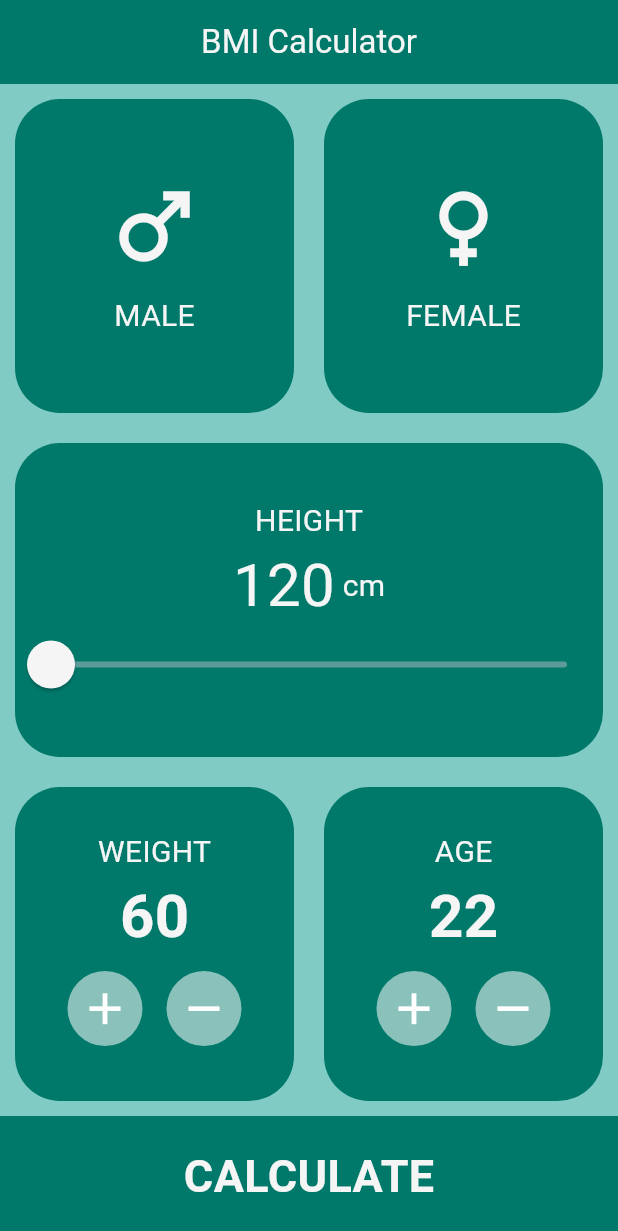
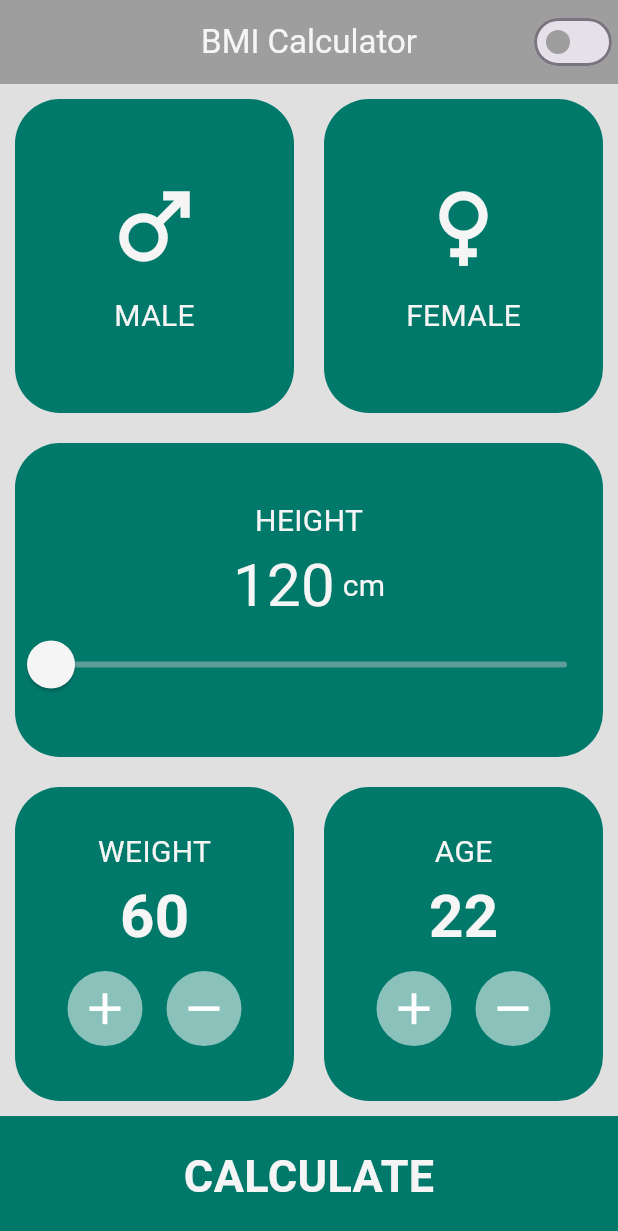
Before and after one commit to akbar003/bmi_culculator, a Flutter app: the screen it shows after launch, on a phone screen of 412 x 824 dp. Shown: the top 1231 px of the screen. Run offline on Flutter 3.47's test engine with Material 3 defaults, Android fonts, the phone set to English and light mode, and no system bars.

Commit message:
bmi calculator compelet

```diff
--- /dev/null
+++ b/lib/constants/theme_constant.dart
@@ -0,0 +1,26 @@
+import 'package:bmi_culculator/constants/constant.colours.dart';
+import 'package:flutter/material.dart';
+
+ThemeData myLightTheme = ThemeData(
+  brightness: Brightness.light,
+  appBarTheme: AppBarTheme(
+    backgroundColor: Colors.grey,
+    foregroundColor: Colors.white,
+  ),
+
+  scaffoldBackgroundColor: Colors.grey[300],
+  switchTheme: SwitchThemeData(
+    thumbColor: MaterialStateProperty.all<Color>(Colors.grey),
+  ),
+);
+
+  ThemeData myDarkTheme = ThemeData(
+    brightness: Brightness.dark,
+    appBarTheme: AppBarTheme(
+      backgroundColor: kPinkColor,
+      foregroundColor: Colors.white,
+    ),
+      switchTheme: SwitchThemeData(
+        thumbColor: MaterialStateProperty.all<Color>(kPinkColor),
+  ),
+  );
--- a/lib/main.dart
+++ b/lib/main.dart
@@ -12,9 +12,6 @@ class MyApp extends StatelessWidget {
   // This widget is the root of your application.
   @override
   Widget build(BuildContext context) {
-    return MaterialApp(
-      debugShowCheckedModeBanner: false,
-      home: UserInterface(),
-    );
+    return  UserInterface();
   }
 }
--- a/lib/user_interface.dart
+++ b/lib/user_interface.dart
@@ -6,8 +6,10 @@ import 'package:bmi_culculator/components/custom_container.dart';
 import 'package:bmi_culculator/components/icon_content.dart';
 import 'package:bmi_culculator/constants/constant.colours.dart';
 import 'package:bmi_culculator/constants/font_style_constant.dart';
+import 'package:bmi_culculator/constants/theme_constant.dart';
 import 'package:bmi_culculator/result_interface.dart';
 import 'package:bmi_culculator/view_model/bmi_result_culculator.dart';
+import 'package:bmi_culculator/view_model/theme_manager.dart';
 import 'package:flutter/cupertino.dart';
 import 'package:flutter/material.dart';
 import 'package:flutter/widgets.dart';
@@ -25,6 +27,7 @@ class _UserInterfaceState extends State<UserInterface> {
   int height = 120;
   int weight = 60;
   int age = 22;
+  ThemeManager _themeManager= ThemeManager();
   // Color maleContainerColour = kInActiveColour;
   // Color femaleContainerColour = kInActiveColour;
   // getColor(String genter) {
@@ -41,17 +44,49 @@ class _UserInterfaceState extends State<UserInterface> {
   //   }
   // }
   Gender? selectGender;
+
+  @override
+  void dispose(){
+    _themeManager.removeListener(themeChange);
+    super.dispose();
+  }
+
+  @override
+  void initState(){
+    _themeManager.addListener(themeChange);
+    super.initState();
+  }
+
+  themeChange(){
+    if(mounted){
+      setState(() {
+
+      });
+    }
+  }
   @override
   Widget build(BuildContext context) {
-    return Scaffold(
-      backgroundColor: ScaffoldColour,
+    return MaterialApp(
+      debugShowCheckedModeBanner: false,
+      theme: myLightTheme,
+      darkTheme: myDarkTheme,
+      themeMode: _themeManager.themeMode,
+      home: Scaffold(
+        // backgroundColor: ScaffoldColour,
         appBar: AppBar(
-        backgroundColor: kAppBackgroundColour,
+          // backgroundColor: kAppBackgroundColour,
           title: const Text(
             'BMI Calculator',
             style: TextStyle(color: kContentColour),
           ),
           centerTitle: true,
+          actions: [
+            Switch(value: _themeManager.themeMode == ThemeMode.dark, onChanged: (newValue){
+              _themeManager.changeTheme(newValue);
+            // Switch(value: true, onChanged: (newvalue){
+            //   (newvalue);
+            }),
+          ],
         ),
         body: Column(
           children: [
@@ -241,7 +276,22 @@ class _UserInterfaceState extends State<UserInterface> {
                 ],
               ),
             ),
-          CustomBottomContainer(
+
+            // call the class
+            CustomContainerReused(height: height, weight: weight),
+          ],
+        ),
+      ),
+    );
+  }
+}
+    class CustomContainerReused extends StatelessWidget {
+       CustomContainerReused({required this.height,required this.weight});
+      int height;
+      int weight;
+      @override
+      Widget build(BuildContext context) {
+        return CustomBottomContainer(
             btnText: 'CALCULATE',
             onpress: () {
               BMIResultCalculator bmicalculate=BMIResultCalculator(calculatedHeight: height, calculatedWeight: weight);
@@ -250,9 +300,6 @@ class _UserInterfaceState extends State<UserInterface> {
                       bmi:bmicalculate.bmiCalculate(),
                       resultText: bmicalculate.bmiCalculate(),
                       interpretation: bmicalculate.getInterpretation())));
-              }),
-        ],
-      ),
-    );
+            });
       }
     }
--- /dev/null
+++ b/lib/view_model/theme_manager.dart
@@ -0,0 +1,12 @@
+import 'package:flutter/material.dart';
+
+
+class ThemeManager with ChangeNotifier{
+  ThemeMode _themeMode = ThemeMode.light;
+  get themeMode => _themeMode;
+
+  changeTheme(bool isDark){
+    _themeMode= isDark ? ThemeMode.dark: ThemeMode.light;
+    notifyListeners();
+  }
+}
```
Lines whose indentation alone changed are shown as unchanged.
